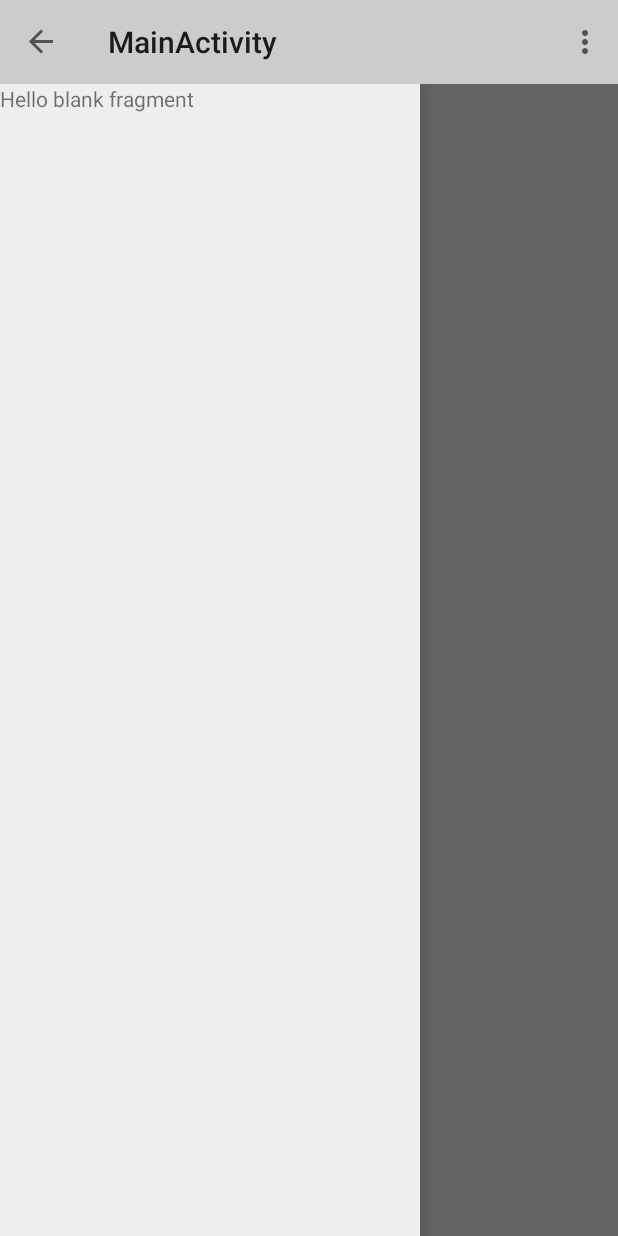
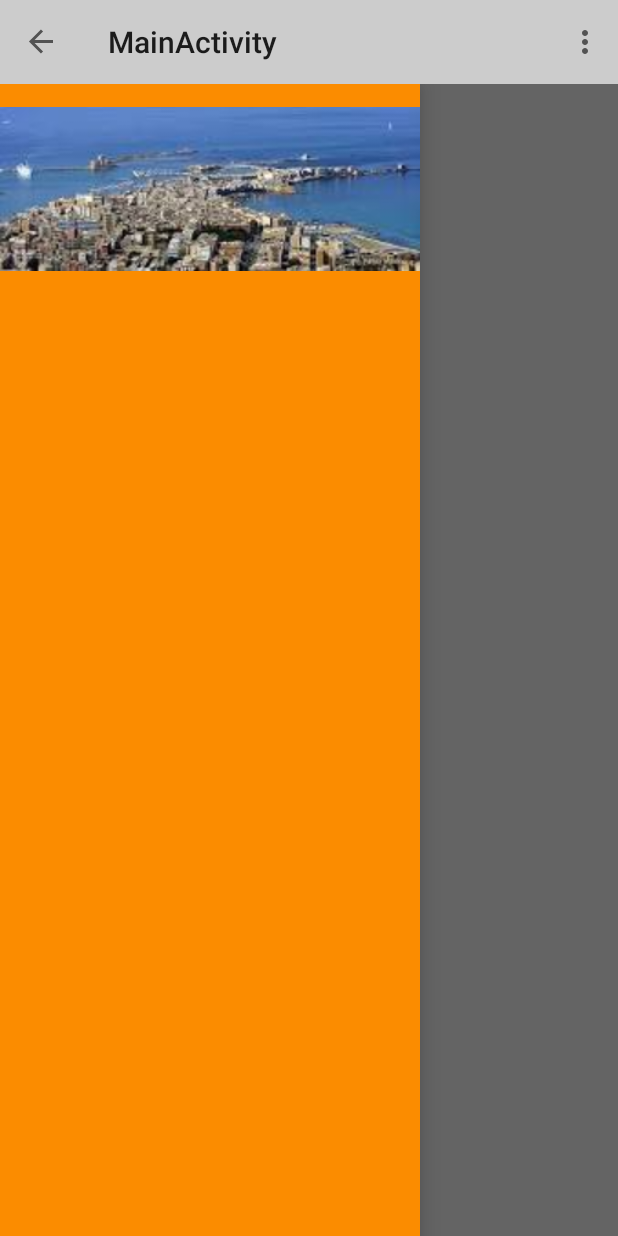
Before and after one commit to labnova/Android---Ratings, an Android app: the NavigationDrawerFragment screen opened directly, with no data from a screen before it, on a phone screen of 412 x 824 dp. Run offline under Robolectric (Android 15) with nearby library versions, the phone set to English and light mode, and no system bars.

Commit message:
add Translucent Status Bar and style for Drawer: ImageView and new background color

```diff
--- a/app/src/main/res/layout/activity_main.xml
+++ b/app/src/main/res/layout/activity_main.xml
@@ -2,6 +2,7 @@
     xmlns:tools="http://schemas.android.com/tools"
     xmlns:app="http://schemas.android.com/apk/res-auto"
     android:id="@+id/drawer_layout"
+    android:fitsSystemWindows="true"
     android:layout_width="match_parent"
     android:layout_height="match_parent">
 
--- a/app/src/main/res/layout/activity_main_appbar.xml
+++ b/app/src/main/res/layout/activity_main_appbar.xml
@@ -1,5 +1,6 @@
 <?xml version="1.0" encoding="utf-8"?>
 <LinearLayout xmlns:android="http://schemas.android.com/apk/res/android"
+    android:fitsSystemWindows="true"
     android:orientation="vertical" android:layout_width="match_parent"
     android:layout_height="match_parent">
 
@@ -13,6 +14,7 @@
         android:layout_height="match_parent">
 
         <FrameLayout
+
             android:layout_height="match_parent"
             android:layout_width="match_parent"
             />
@@ -23,6 +25,7 @@
             android:layout_width="@dimen/nav_drawer_width"
             android:layout_height="match_parent"
             android:layout_gravity="start"
+            android:background="#FB8C00"
             android:name="com.example.android.materialtest.NavigationDrawerFragment"
             app:layout="@layout/fragment_navigation_drawer"
             tools:layout="@layout/fragment_navigation_drawer"
--- a/app/src/main/res/layout/fragment_navigation_drawer.xml
+++ b/app/src/main/res/layout/fragment_navigation_drawer.xml
@@ -1,11 +1,13 @@
-<RelativeLayout xmlns:android="http://schemas.android.com/apk/res/android"
+<FrameLayout xmlns:android="http://schemas.android.com/apk/res/android"
     xmlns:tools="http://schemas.android.com/tools" android:layout_width="match_parent"
     android:layout_height="match_parent"
-    android:background="#EEE"
+    android:background="#FB8C00"
     tools:context="com.example.android.materialtest.NavigationDrawerFragment">
 
-    <!-- TODO: Update blank fragment layout -->
-    <TextView android:layout_width="match_parent" android:layout_height="match_parent"
-        android:text="@string/hello_blank_fragment" />
+    <ImageView
+        android:layout_marginBottom="24dp"
+        android:layout_width="280dp"
+        android:layout_height="140dp"
+        android:src="@drawable/trapani"/>
 
-</RelativeLayout>
+</FrameLayout>
--- a/app/src/main/res/values-v21/styles.xml
+++ b/app/src/main/res/values-v21/styles.xml
@@ -5,6 +5,7 @@
         <item name="android:colorPrimary">@color/primaryColor</item>
         <item name="android:colorPrimaryDark">@color/primaryColorDark</item>
         <item name="android:colorAccent">@color/accentColor</item>
+        <item name="android:windowTranslucentStatus">true</item>
     </style>
 
 </resources>
```
Also changed, not shown: app/src/main/res/drawable/trapani.jpeg (added).
